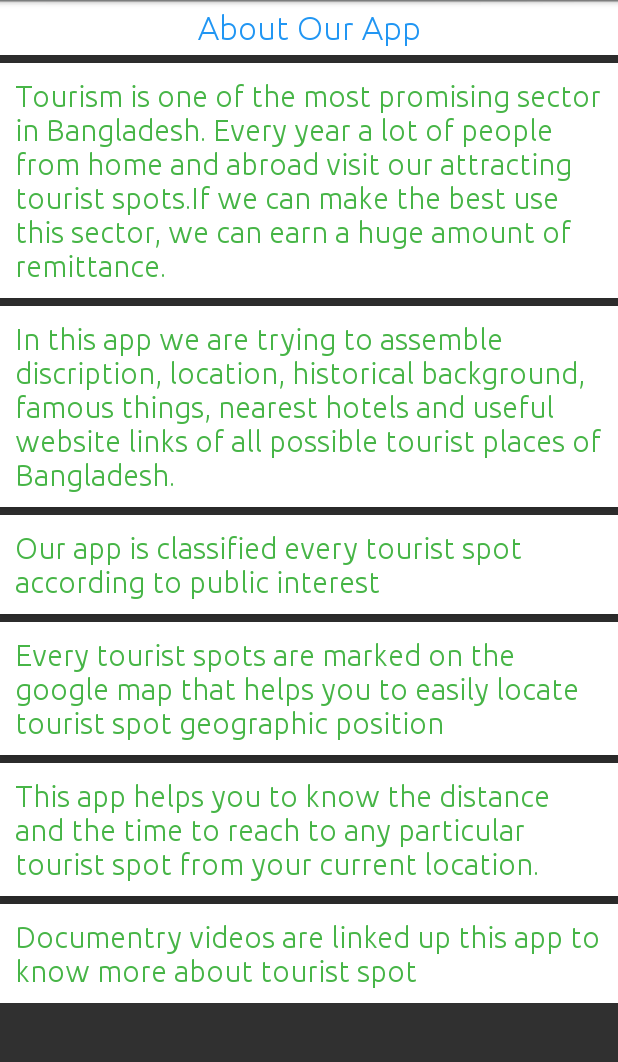
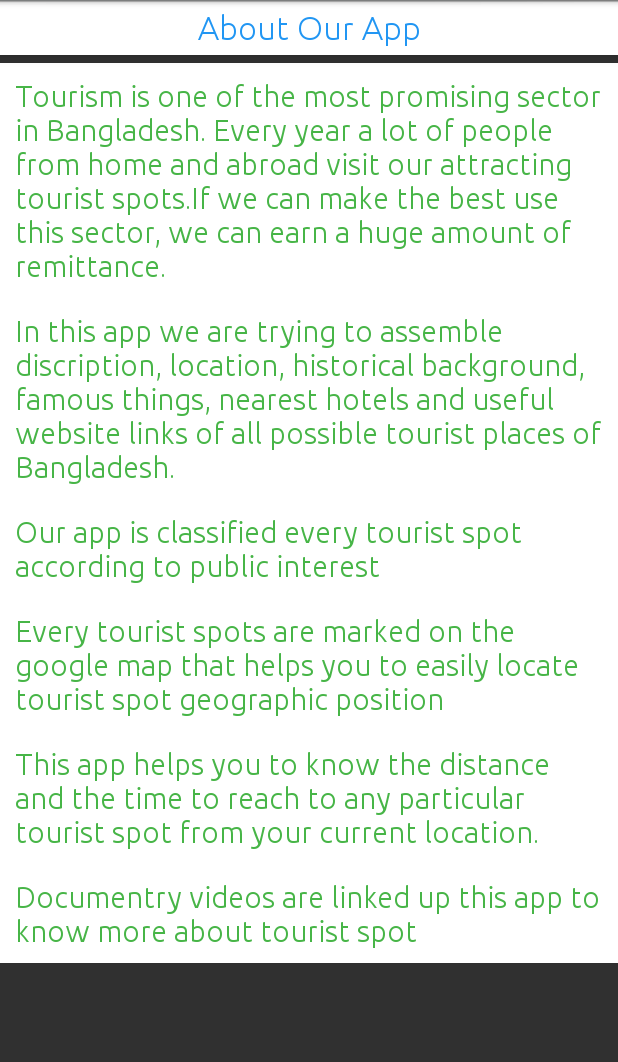
Before and after one commit to AumitHasan/TourismBD, an Android app: the fragment AboutOurAppFragment placed in its activity, on a phone screen of 412 x 824 dp, the part 84-1146 px from its top. Run offline under Robolectric (Android 15) with nearby library versions, the phone set to English and light mode, and no system bars.

Commit message:
some bugs fixed

```diff
--- a/app/src/main/res/layout/about_our_app_fragment_layout.xml
+++ b/app/src/main/res/layout/about_our_app_fragment_layout.xml
@@ -27,14 +27,12 @@
             android:id="@+id/txt_tourism_discrip_in_BD"
             android:layout_width="match_parent"
             android:layout_height="wrap_content"
-            android:layout_marginBottom="5dp"
             android:background="@color/white"
             android:padding="10dp"
             android:text="@string/txt_tourism_discrip_in_BD"
             android:textAppearance="?android:attr/textAppearanceMedium"
             android:textColor="@color/colorAccent"
             android:textSize="20sp"
-            android:elevation="5dp"
             />
 
 
@@ -42,7 +40,6 @@
             android:id="@+id/txt_app_def_1"
             android:layout_width="match_parent"
             android:layout_height="wrap_content"
-            android:layout_marginBottom="5dp"
             android:background="@color/white"
             android:gravity="start"
             android:padding="10dp"
@@ -50,14 +47,12 @@
             android:textAppearance="?android:attr/textAppearanceMedium"
             android:textColor="@color/colorAccent"
             android:textSize="20sp"
-            android:elevation="5dp"
             />
 
         <TextView
             android:id="@+id/txt_app_def_2"
             android:layout_width="match_parent"
             android:layout_height="wrap_content"
-            android:layout_marginBottom="5dp"
             android:background="@color/white"
             android:gravity="start"
             android:padding="10dp"
@@ -65,14 +60,12 @@
             android:textAppearance="?android:attr/textAppearanceMedium"
             android:textColor="@color/colorAccent"
             android:textSize="20sp"
-            android:elevation="5dp"
             />
 
         <TextView
             android:id="@+id/txt_app_def_3"
             android:layout_width="match_parent"
             android:layout_height="wrap_content"
-            android:layout_marginBottom="5dp"
             android:background="@color/white"
             android:gravity="start"
             android:padding="10dp"
@@ -80,14 +73,12 @@
             android:textAppearance="?android:attr/textAppearanceMedium"
             android:textColor="@color/colorAccent"
             android:textSize="20sp"
-            android:elevation="5dp"
             />
 
         <TextView
             android:id="@+id/txt_app_def_4"
             android:layout_width="match_parent"
             android:layout_height="wrap_content"
-            android:layout_marginBottom="5dp"
             android:background="@color/white"
             android:gravity="start"
             android:padding="10dp"
@@ -95,7 +86,6 @@
             android:textAppearance="?android:attr/textAppearanceMedium"
             android:textColor="@color/colorAccent"
             android:textSize="20sp"
-            android:elevation="5dp"
             />
 
         <TextView
@@ -109,7 +99,6 @@
             android:textAppearance="?android:attr/textAppearanceMedium"
             android:textColor="@color/colorAccent"
             android:textSize="20sp"
-            android:elevation="5dp"
             />
     </LinearLayout>
 
--- a/app/src/main/res/values/strings.xml
+++ b/app/src/main/res/values/strings.xml
@@ -9,16 +9,16 @@
         <item>Favourites</item>
         <item>Maps</item>
         <item>Documentary Videos</item>
+        <item>Archaeological Sites</item>
+        <item>Architecture</item>
+        <item>Beaches</item>
         <item>Heritage Site</item>
-        <item>Beaches</item>
         <item>Hill stations</item>
         <item>Island</item>
+        <item>National Monuments</item>
+        <item>Religious</item>
+        <item>Waterfall</item>
         <item>Wildlife</item>
-        <item>Waterfall</item>
-        <item>Archaeological Sites</item>
-        <item>Architecture</item>
-        <item>Religious</item>
-        <item>National Monuments</item>
         <item>About</item>
     </string-array>
 
```
Also changed, not shown: 3 other files.
